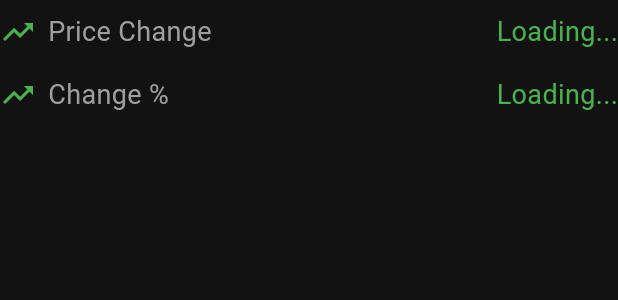
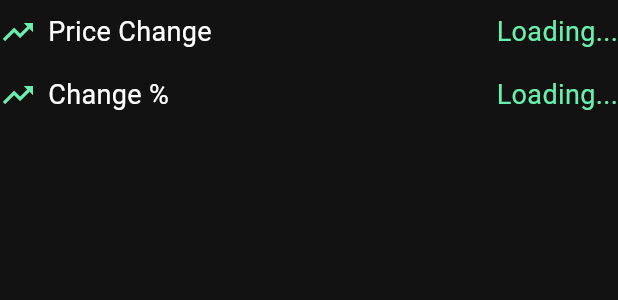
Before and after one commit to nkanyisom/flutter-invest-track, a Flutter app: the PriceChangeWidget widget shown alone on an empty page, opened directly with empty values, on a phone screen of 412 x 824 dp. Shown: the top 300 px of the screen. Run offline on Flutter 3.47's test engine with Material 3 defaults, Android fonts, the phone set to English and light mode, and no system bars; our stand-ins replace bloc, dio, equatable, flutter_bloc, flutter_markdown, flutter_translate and 9 more; missing offline and left inert: feedback, flutter_email_sender, yahoo_finance_data_reader; accounts and stored records are empty; generated files the repository leaves out were written again; network calls fail; Roboto replaces fonts that are missing (OpenSans).

Commit message:
:art: Update investment details page layout and styles
- Refactor investment details page layout to improve readability and user experience
- Update font color for labels in InfoRow widget for better contrast
- Adjust color scheme for price change widget to enhance visibility and aesthetics

```diff
--- a/lib/ui/app/app_view.dart
+++ b/lib/ui/app/app_view.dart
@@ -109,7 +109,6 @@ class _AppViewState extends State<AppView> {
                 bodyMedium: const TextStyle(
                   fontSize: 14.0,
                   fontFamily: 'OpenSans',
-                  color: Colors.grey, // Semi-light gray for dark mode
                 ),
                 headlineSmall: const TextStyle(
                   fontSize: 24.0,
--- a/lib/ui/investments/investment/info_row.dart
+++ b/lib/ui/investments/investment/info_row.dart
@@ -31,7 +31,10 @@ class InfoRow extends StatelessWidget {
               const SizedBox(width: 8),
               Text(
                 label,
-                style: const TextStyle(fontSize: 18),
+                style: TextStyle(
+                  fontSize: 18,
+                  color: themeData.colorScheme.onPrimary,
+                ),
               ),
             ],
           ),
--- a/lib/ui/investments/investment/price_change_widget.dart
+++ b/lib/ui/investments/investment/price_change_widget.dart
@@ -21,7 +21,7 @@ class PriceChangeWidget extends StatelessWidget {
           label: 'Price Change',
           value: formatPrice(price: priceChange),
           icon: priceChange >= 0 ? Icons.trending_up : Icons.trending_down,
-          valueColor: priceChange >= 0 ? Colors.green : Colors.red,
+          valueColor: priceChange >= 0 ? Colors.greenAccent : Colors.red,
         ),
         InfoRow(
           label: 'Change %',
@@ -29,7 +29,7 @@ class PriceChangeWidget extends StatelessWidget {
               ? 'Loading...'
               : '${changePercentage.toStringAsFixed(2)}%',
           icon: changePercentage >= 0 ? Icons.trending_up : Icons.trending_down,
-          valueColor: changePercentage >= 0 ? Colors.green : Colors.red,
+          valueColor: changePercentage >= 0 ? Colors.greenAccent : Colors.red,
         ),
       ],
     );
--- a/pubspec.yaml
+++ b/pubspec.yaml
@@ -16,7 +16,7 @@ publish_to: 'none' # Remove this line if you wish to publish to pub.dev
 # https://developer.apple.com/library/archive/documentation/General/Reference/InfoPlistKeyReference/Articles/CoreFoundationKeys.html
 # In Windows, build-name is used as the major, minor, and patch parts
 # of the product and file versions while build-number is used as the build suffix.
-version: 1.0.0+1
+version: 1.0.2+2
 
 environment:
   sdk: ^3.5.3
@@ -41,7 +41,7 @@ dependencies:
     sdk: flutter
   flutter_bloc: ^8.1.6
   flutter_email_sender: ^6.0.3
-  flutter_markdown: ^0.7.4+2
+  flutter_markdown: ^0.7.4+3
   flutter_translate: ^4.1.0
   fluttertoast: ^8.2.8
   formz: ^0.8.0
```
Also changed, not shown: lib/ui/investments/investment/investment_details_page.dart (+5 -8 lines), 8 other files.
